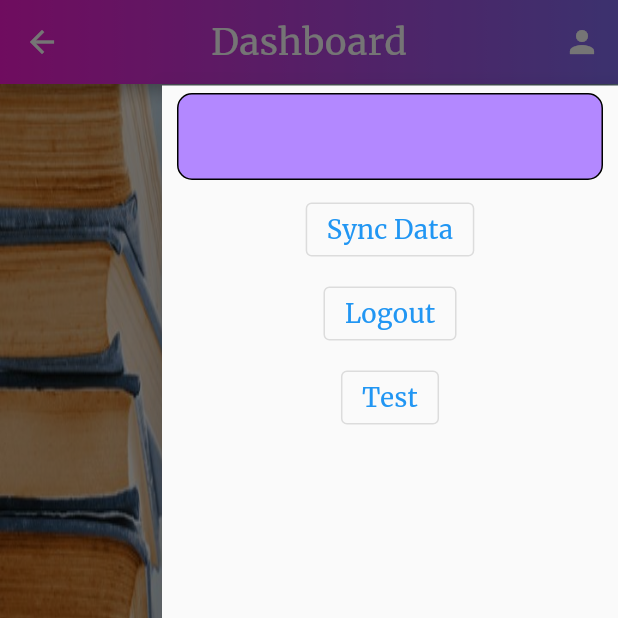
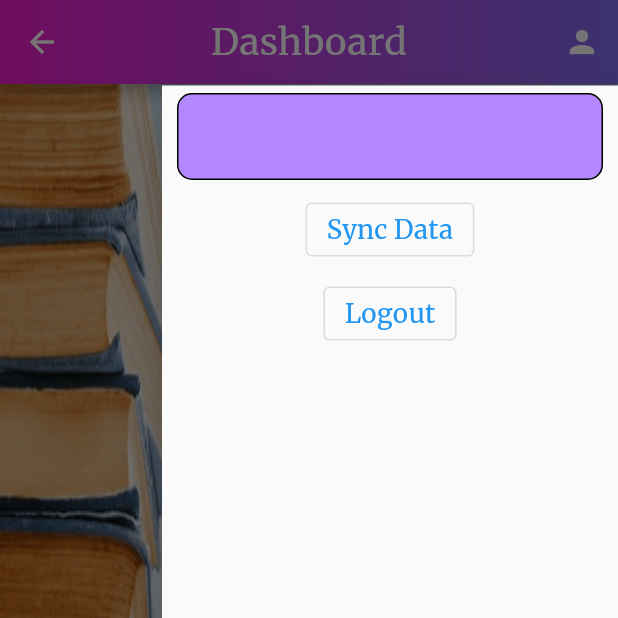
Before and after one commit to Sadja18/school, a Flutter app: the Dashboard screen opened by its route, with the side drawer open, on a phone screen of 412 x 824 dp, the top half of it. Run offline on Flutter 3.47's test engine with Material 2 defaults, Android fonts, the phone set to English and light mode, and no system bars; our stand-ins replace sqflite; missing offline and left inert: table_sticky_headers, workmanager; accounts and stored records are empty; project files that could hold a hidden picture were left out.

Commit message:
version: 1.1.0.5

```diff
--- a/lib/screens/dashboard.dart
+++ b/lib/screens/dashboard.dart
@@ -125,16 +125,16 @@ class _DashboardState extends State<Dashboard> {
                 ),
               ),
 
-              ListTile(
-                title: Center(
-                  child: OutlinedButton(
-                    onPressed: () {
-                      DBProvider.db.fetchQuery();
-                    },
-                    child: const Text('Test'),
-                  ),
-                ),
-              ),
+              // ListTile(
+              //   title: Center(
+              //     child: OutlinedButton(
+              //       onPressed: () {
+              //         DBProvider.db.fetchQuery();
+              //       },
+              //       child: const Text('Test'),
+              //     ),
+              //   ),
+              // ),
             ],
           ),
         ),
```
Also changed, not shown: lib/widgets/sticky_numeric_ability_widget.dart (+16 -16 lines).
